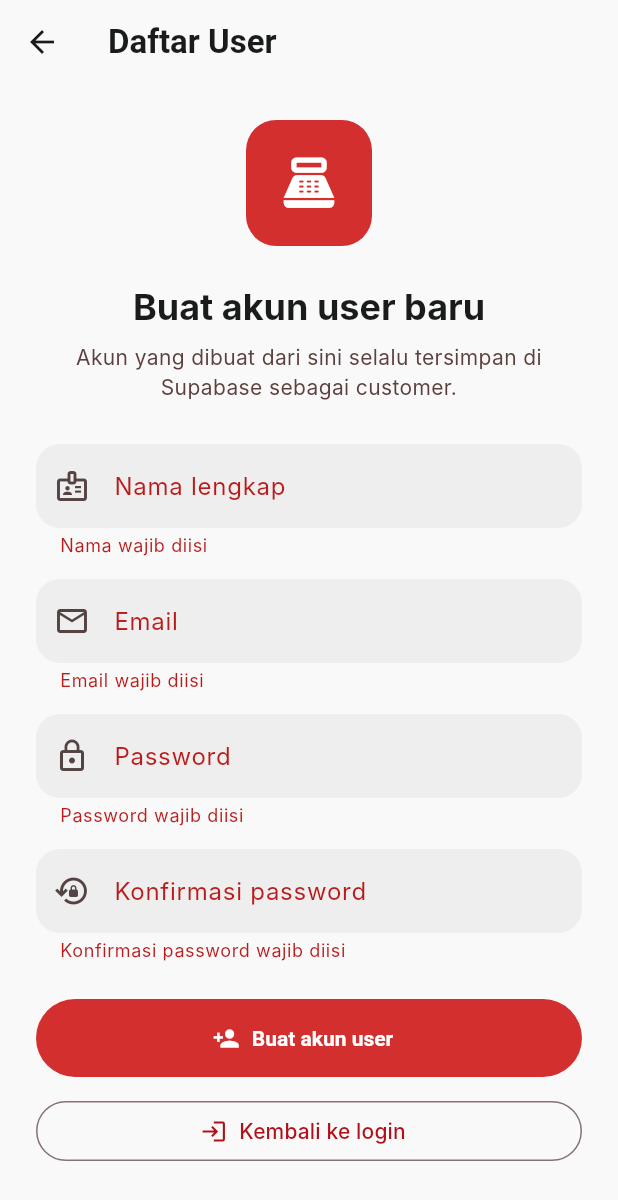
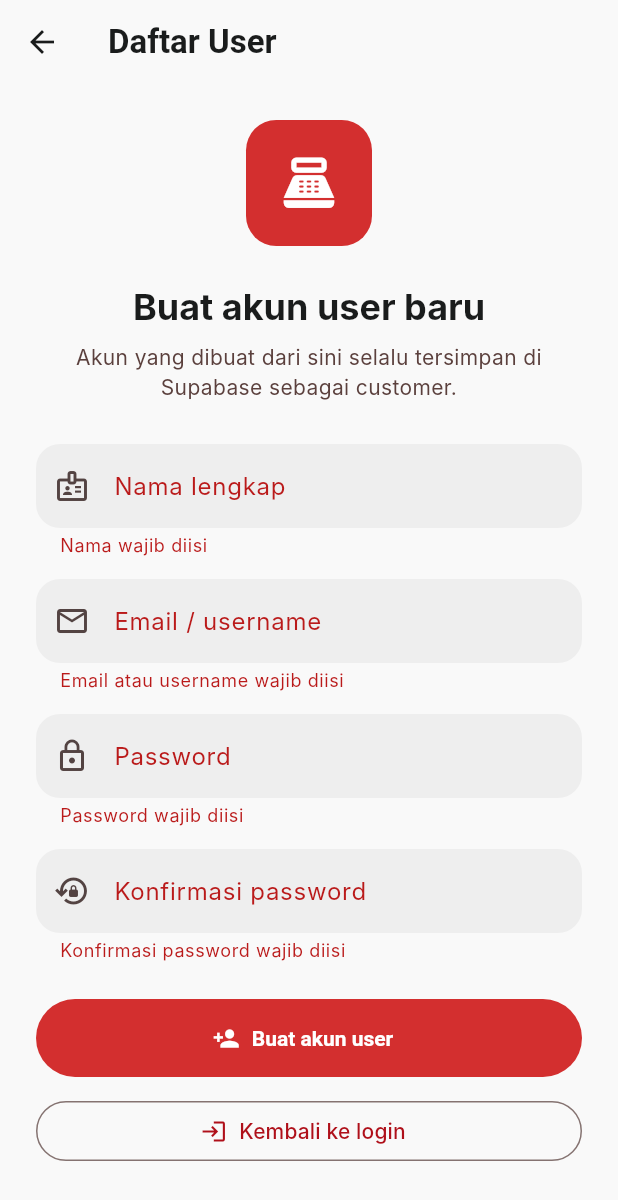
Before and after one commit to SyafiqShidiq/Project_Kasir_Flutter, a Flutter app: the screen it shows after launch, after a tap on "Masuk", after a tap on "Daftar user", after a tap on "Buat akun user", on a phone screen of 412 x 824 dp. Shown: the top 1200 px of the screen. Run offline on Flutter 3.47's test engine with Material 3 defaults, Android fonts, the light colour scheme and no system bars; our stand-ins replace flutter_riverpod, go_router, shared_preferences, supabase_flutter; accounts and stored records are empty; Roboto replaces fonts that are missing (Inter).

Commit message:
fix registrasi alias email

```diff
--- a/lib/main.dart
+++ b/lib/main.dart
@@ -1,8 +1,10 @@
 import 'dart:async';
+import 'dart:math';
 
 import 'package:flutter/material.dart';
 import 'package:flutter_riverpod/flutter_riverpod.dart';
 import 'package:go_router/go_router.dart';
+import 'package:shared_preferences/shared_preferences.dart';
 import 'package:supabase_flutter/supabase_flutter.dart';
 
 import 'supabase_config.dart';
@@ -153,23 +155,33 @@ class AuthController extends Notifier<AppAuthState> {
 
   Future<void> signIn({required String email, required String password}) async {
     final response = await _supabase.auth.signInWithPassword(
-      email: email.trim(),
+      email: await resolveAuthEmail(email),
       password: password,
     );
     state = AppAuthState.fromSession(response.session);
   }
 
-  Future<void> registerCustomer({
+  Future<String> registerCustomer({
     required String fullName,
     required String email,
     required String password,
   }) async {
+    final input = email.trim();
+    final resolvedEmail = generateRegisterEmail(input);
     final response = await _supabase.auth.signUp(
-      email: email.trim(),
+      email: resolvedEmail,
       password: password,
-      data: <String, dynamic>{'role': 'customer', 'full_name': fullName.trim()},
-    );
+      data: <String, dynamic>{
+        'role': 'customer',
+        'full_name': fullName.trim(),
+        'alias': input,
+      },
+    );
+    if (input.isNotEmpty) {
+      await rememberAuthEmail(input, resolvedEmail);
+    }
     state = AppAuthState.fromSession(response.session);
+    return resolvedEmail;
   }
 
   Future<void> signOut() async {
@@ -197,6 +209,83 @@ String? _readUserName(User user) {
 
   final email = user.email;
   return email?.isNotEmpty == true ? email : null;
+}
+
+String normalizeEmailInput(String input) {
+  final trimmed = input.trim().toLowerCase();
+  if (trimmed.isEmpty) {
+    return trimmed;
+  }
+
+  if (trimmed.contains('@')) {
+    return trimmed;
+  }
+
+  return '$trimmed@dummy.local';
+}
+
+String generateRegisterEmail(String input) {
+  final trimmed = input.trim().toLowerCase();
+  if (trimmed.contains('@')) {
+    return trimmed;
+  }
+
+  final alias = _sanitizeEmailAlias(trimmed);
+  final stamp = DateTime.now().microsecondsSinceEpoch.toRadixString(36);
+  final nonce = Random.secure().nextInt(1 << 32).toRadixString(36);
+  return '$alias.$stamp$nonce@dummy.local';
+}
+
+Future<String> resolveAuthEmail(String input) async {
+  final trimmed = input.trim().toLowerCase();
+  if (trimmed.contains('@')) {
+    return trimmed;
+  }
+
+  final rememberedEmail = await lookupRememberedAuthEmail(trimmed);
+  if (rememberedEmail != null) {
+    return rememberedEmail;
+  }
+
+  return '$trimmed@dummy.local';
+}
+
+String _sanitizeEmailAlias(String value) {
+  final sanitized = value.replaceAll(RegExp(r'[^a-z0-9]+'), '.');
+  final collapsed = sanitized.replaceAll(RegExp(r'\.+'), '.').trim();
+  final trimmed = collapsed.replaceAll(RegExp(r'^\.+|\.+$'), '');
+  return trimmed.isEmpty ? 'user' : trimmed;
+}
+
+String _authEmailKey(String alias) {
+  return 'auth_email_${_sanitizeEmailAlias(alias)}';
+}
+
+Future<void> rememberAuthEmail(String alias, String email) async {
+  final prefs = await SharedPreferences.getInstance();
+  await prefs.setString(_authEmailKey(alias), email);
+}
+
+Future<String?> lookupRememberedAuthEmail(String alias) async {
+  final prefs = await SharedPreferences.getInstance();
+  return prefs.getString(_authEmailKey(alias));
+}
+
+String? validateLoginAlias(String? value) {
+  final text = value?.trim() ?? '';
+  if (text.isEmpty) {
+    return 'Email atau username wajib diisi';
+  }
+
+  if (text.contains(' ')) {
+    return 'Email atau username tidak boleh mengandung spasi';
+  }
+
+  if (text.endsWith('@')) {
+    return 'Format email belum lengkap';
+  }
+
+  return null;
 }
 
 extension AppRoleRoutes on AppRole {
@@ -807,20 +896,11 @@ class _LoginScreenState extends ConsumerState<LoginScreen> {
                       controller: _emailController,
                       keyboardType: TextInputType.emailAddress,
                       decoration: const InputDecoration(
-                        labelText: 'Email',
+                        labelText: 'Email / username',
+                        hintText: 'contoh: budi atau budi@example.com',
                         prefixIcon: Icon(Icons.mail_outline),
                       ),
-                      validator: (value) {
-                        if (value == null || value.trim().isEmpty) {
-                          return 'Email wajib diisi';
-                        }
-
-                        if (!value.contains('@')) {
-                          return 'Email tidak valid';
-                        }
-
-                        return null;
-                      },
+                      validator: validateLoginAlias,
                     ),
                     const SizedBox(height: 14),
                     TextFormField(
@@ -828,6 +908,7 @@ class _LoginScreenState extends ConsumerState<LoginScreen> {
                       obscureText: true,
                       decoration: const InputDecoration(
                         labelText: 'Password',
+                        hintText: 'Masukkan password akun',
                         prefixIcon: Icon(Icons.lock_outline),
                       ),
                       validator: (value) {
@@ -904,7 +985,7 @@ class _RegisterUserScreenState extends ConsumerState<RegisterUserScreen> {
 
     setState(() => _isSubmitting = true);
     try {
-      await ref
+      final registeredEmail = await ref
           .read(authProvider.notifier)
           .registerCustomer(
             fullName: _nameController.text,
@@ -918,9 +999,7 @@ class _RegisterUserScreenState extends ConsumerState<RegisterUserScreen> {
       ScaffoldMessenger.of(context).showSnackBar(
         SnackBar(
           content: Text(
-            authState.isSignedIn
-                ? 'Akun user berhasil dibuat dan langsung masuk'
-                : 'Akun user berhasil dibuat. Cek email untuk verifikasi jika diminta Supabase.',
+            'Akun user berhasil dibuat. Email login: $registeredEmail',
           ),
         ),
       );
@@ -984,6 +1063,7 @@ class _RegisterUserScreenState extends ConsumerState<RegisterUserScreen> {
                     controller: _nameController,
                     decoration: const InputDecoration(
                       labelText: 'Nama lengkap',
+                      hintText: 'contoh: Budi Santoso',
                       prefixIcon: Icon(Icons.badge_outlined),
                     ),
                     validator: (value) {
@@ -999,20 +1079,11 @@ class _RegisterUserScreenState extends ConsumerState<RegisterUserScreen> {
                     controller: _emailController,
                     keyboardType: TextInputType.emailAddress,
                     decoration: const InputDecoration(
-                      labelText: 'Email',
+                      labelText: 'Email / username',
+                      hintText: 'contoh: budi atau budi@example.com',
                       prefixIcon: Icon(Icons.mail_outline),
                     ),
-                    validator: (value) {
-                      if (value == null || value.trim().isEmpty) {
-                        return 'Email wajib diisi';
-                      }
-
-                      if (!value.contains('@')) {
-                        return 'Email tidak valid';
-                      }
-
-                      return null;
-                    },
+                    validator: validateLoginAlias,
                   ),
                   const SizedBox(height: 14),
                   TextFormField(
@@ -1020,6 +1091,7 @@ class _RegisterUserScreenState extends ConsumerState<RegisterUserScreen> {
                     obscureText: true,
                     decoration: const InputDecoration(
                       labelText: 'Password',
+                      hintText: 'Minimal 6 karakter',
                       prefixIcon: Icon(Icons.lock_outline),
                     ),
                     validator: (value) {
@@ -1040,6 +1112,7 @@ class _RegisterUserScreenState extends ConsumerState<RegisterUserScreen> {
                     obscureText: true,
                     decoration: const InputDecoration(
                       labelText: 'Konfirmasi password',
+                      hintText: 'Ulangi password yang sama',
                       prefixIcon: Icon(Icons.lock_reset_outlined),
                     ),
                     validator: (value) {
--- a/pubspec.yaml
+++ b/pubspec.yaml
@@ -37,6 +37,7 @@ dependencies:
   flutter_riverpod: ^3.3.1
   go_router: ^17.3.0
   supabase_flutter: ^2.14.1
+  shared_preferences: ^2.5.5
 
 dev_dependencies:
   flutter_test:
```
Also changed, not shown: pubspec.lock, 1 other file.
